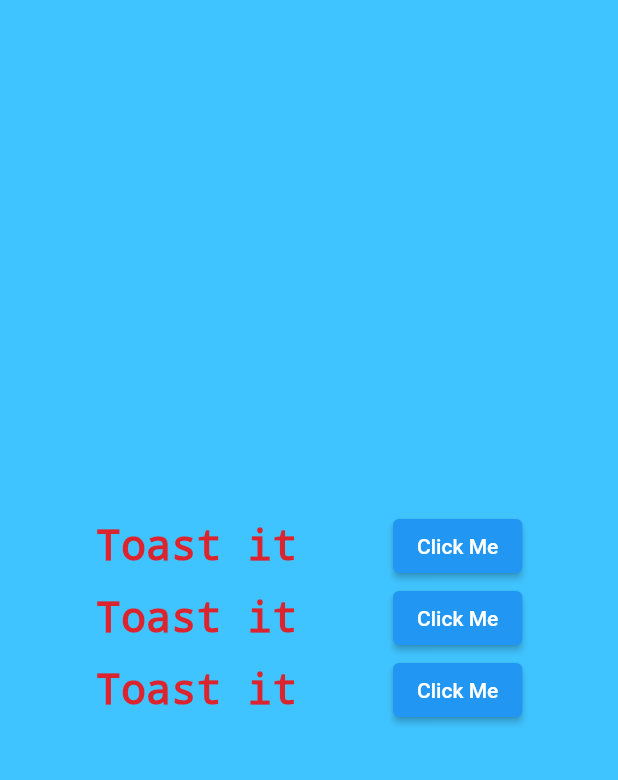
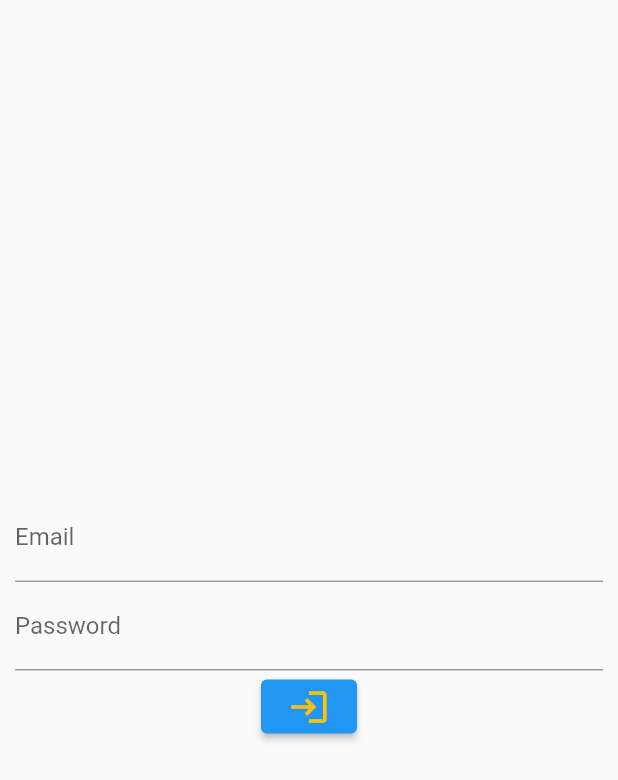
Before and after one commit to RamandeepSingh-IntelligentComputing/IoTTraining, a Flutter app: the screen it shows after launch, on a phone screen of 412 x 824 dp. Shown: the top 780 px of the screen. Run offline on Flutter 3.47's test engine with Material 2 defaults, Android fonts, the phone set to English and light mode, and no system bars; our stand-ins replace fluttertoast.

Commit message:
Login Widget

```diff
--- /dev/null
+++ b/IotFlutterTraining/lib/customwidgets/CustomWidgets.dart
@@ -0,0 +1,35 @@
+import 'package:flutter/material.dart';
+import 'package:fluttertoast/fluttertoast.dart';
+
+class loginwidget extends StatelessWidget {
+  String useremail ="";
+  String password = "";
+
+  void handleLogin()
+  {
+    Fluttertoast.showToast(msg: useremail);
+  }
+
+  @override
+  Widget build(BuildContext context) {
+    return Material(
+      child: Padding(padding: EdgeInsets.all(10),
+        child:Column(mainAxisAlignment: MainAxisAlignment.center,
+        children: [
+          TextField(decoration: InputDecoration(
+            hintText: "Enter Email",
+            labelText: "Email"
+          ),onChanged:(text)=>{useremail=text} ,),
+          TextField(obscureText: true,
+            decoration: InputDecoration(
+            labelText: "Password",
+            hintText: "Enter Password"
+          ),onChanged:(text)=>{password = text} ,),
+          ElevatedButton(onPressed: handleLogin,
+              child: Icon(Icons.login,size: 28,color:Colors.amber,))
+        ],
+      ),),
+    );
+  }
+
+}
--- a/IotFlutterTraining/lib/main.dart
+++ b/IotFlutterTraining/lib/main.dart
@@ -1,13 +1,17 @@
 import 'package:flutter/cupertino.dart';
 import 'package:flutter/material.dart';
 import 'package:fluttertoast/fluttertoast.dart';
+import 'customwidgets/CustomWidgets.dart';
+
 
 void main() {
   runApp(MaterialApp(
-    home: rootWidget(),
+    home: loginwidget(),
   ));
 }
 
+
+/*
 class rootWidget extends StatelessWidget{
   @override
   build(BuildContext context){
@@ -51,7 +55,6 @@ class myRowWidget extends StatelessWidget
 }
 
 
-/*
 /*class rootWidget extends StatelessWidget {
   @override
   Widget build(BuildContext context) {
```
